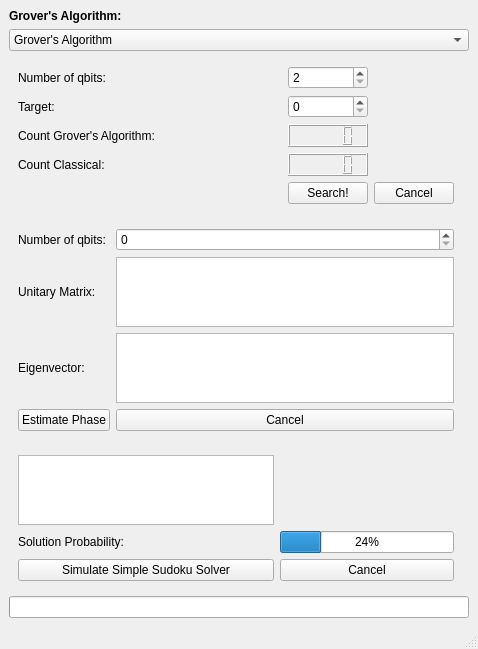
Old version of the form qcp/gui/form.ui in the repository Tiernan8r/quantum_computing_project.
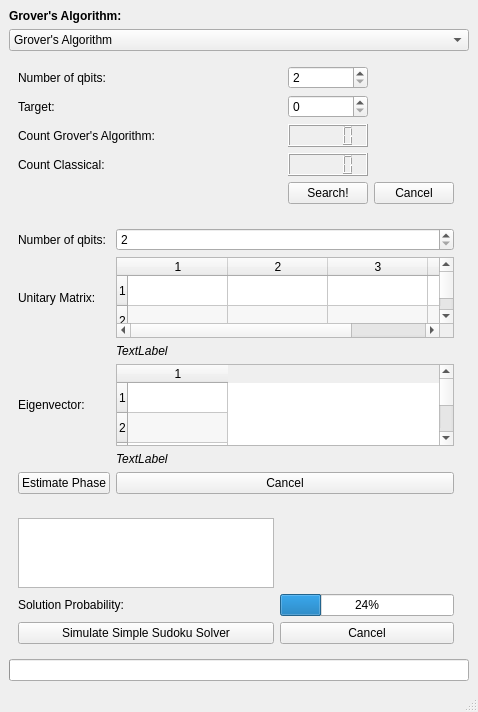
New version of the form.

What changed in the file:
```diff
--- a/qcp/gui/form.ui
+++ b/qcp/gui/form.ui
@@ -7,7 +7,7 @@
     <x>0</x>
     <y>0</y>
     <width>478</width>
-    <height>556</height>
+    <height>712</height>
    </rect>
   </property>
   <property name="sizePolicy">
@@ -294,19 +294,24 @@
           <layout class="QVBoxLayout" name="verticalLayout_2">
            <item>
             <layout class="QGridLayout" name="phase_estimation_grid_layout">
-             <item row="2" column="1">
-              <widget class="QTableWidget" name="table_input_eigenvector_pe"/>
-             </item>
-             <item row="1" column="0">
-              <widget class="QLabel" name="label_unitary_pe">
-               <property name="text">
-                <string>Unitary Matrix:</string>
+             <item row="3" column="1">
+              <widget class="QTableWidget" name="table_input_eigenvector_pe">
+               <property name="alternatingRowColors">
+                <bool>true</bool>
                </property>
+               <property name="rowCount">
+                <number>4</number>
+               </property>
+               <property name="columnCount">
+                <number>1</number>
+               </property>
+               <row/>
+               <row/>
+               <row/>
+               <row/>
+               <column/>
               </widget>
              </item>
-             <item row="0" column="1">
-              <widget class="QSpinBox" name="input_nqbits_pe"/>
-             </item>
              <item row="0" column="0">
               <widget class="QLabel" name="label_nqbits_pe">
                <property name="text">
@@ -314,30 +319,328 @@
                </property>
               </widget>
              </item>
-             <item row="2" column="0">
+             <item row="3" column="0">
               <widget class="QLabel" name="label_eigenvactor_pe">
                <property name="text">
                 <string>Eigenvector:</string>
                </property>
               </widget>
              </item>
-             <item row="1" column="1">
-              <widget class="QTableView" name="table_input_unitary_pe"/>
-             </item>
-             <item row="3" column="0">
+             <item row="5" column="0">
               <widget class="QPushButton" name="estimate_phase_button_pe">
                <property name="text">
                 <string>Estimate Phase</string>
                </property>
               </widget>
              </item>
-             <item row="3" column="1">
+             <item row="5" column="1">
               <widget class="QPushButton" name="cancel_button_pe">
                <property name="text">
                 <string>Cancel</string>
                </property>
               </widget>
              </item>
+             <item row="1" column="1">
+              <widget class="QTableWidget" name="table_input_unitary_pe">
+               <property name="alternatingRowColors">
+                <bool>true</bool>
+               </property>
+               <property name="rowCount">
+                <number>4</number>
+               </property>
+               <property name="columnCount">
+                <number>4</number>
+               </property>
+               <attribute name="horizontalHeaderVisible">
+                <bool>true</bool>
+               </attribute>
+               <attribute name="horizontalHeaderCascadingSectionResizes">
+                <bool>false</bool>
+               </attribute>
+               <row/>
+               <row/>
+               <row/>
+               <row/>
+               <column/>
+               <column/>
+               <column/>
+               <column/>
+              </widget>
+             </item>
+             <item row="1" column="0">
+              <widget class="QLabel" name="label_unitary_pe">
+               <property name="text">
+                <string>Unitary Matrix:</string>
+               </property>
+              </widget>
+             </item>
+             <item row="0" column="1">
+              <widget class="QSpinBox" name="input_nqbits_pe">
+               <property name="minimum">
+                <number>2</number>
+               </property>
+              </widget>
+             </item>
+             <item row="2" column="1">
+              <widget class="QLabel" name="unitary_error_label">
+               <property name="palette">
+                <palette>
+                 <active>
+                  <colorrole role="WindowText">
+                   <brush brushstyle="SolidPattern">
+                    <color alpha="255">
+                     <red>255</red>
+                     <green>0</green>
+                     <blue>0</blue>
+                    </color>
+                   </brush>
+                  </colorrole>
+                  <colorrole role="Text">
+                   <brush brushstyle="SolidPattern">
+                    <color alpha="255">
+                     <red>255</red>
+                     <green>0</green>
+                     <blue>0</blue>
+                    </color>
+                   </brush>
+                  </colorrole>
+                  <colorrole role="BrightText">
+                   <brush brushstyle="SolidPattern">
+                    <color alpha="255">
+                     <red>255</red>
+                     <green>0</green>
+                     <blue>0</blue>
+                    </color>
+                   </brush>
+                  </colorrole>
+                  <colorrole role="ButtonText">
+                   <brush brushstyle="SolidPattern">
+                    <color alpha="255">
+                     <red>255</red>
+                     <green>0</green>
+                     <blue>0</blue>
+                    </color>
+                   </brush>
+                  </colorrole>
+                 </active>
+                 <inactive>
+                  <colorrole role="WindowText">
+                   <brush brushstyle="SolidPattern">
+                    <color alpha="255">
+                     <red>0</red>
+                     <green>0</green>
+                     <blue>0</blue>
+                    </color>
+                   </brush>
+                  </colorrole>
+                  <colorrole role="Text">
+                   <brush brushstyle="SolidPattern">
+                    <color alpha="255">
+                     <red>0</red>
+                     <green>0</green>
+                     <blue>0</blue>
+                    </color>
+                   </brush>
+                  </colorrole>
+                  <colorrole role="BrightText">
+                   <brush brushstyle="SolidPattern">
+                    <color alpha="255">
+                     <red>255</red>
+                     <green>255</green>
+                     <blue>255</blue>
+                    </color>
+                   </brush>
+                  </colorrole>
+                  <colorrole role="ButtonText">
+                   <brush brushstyle="SolidPattern">
+                    <color alpha="255">
+                     <red>0</red>
+                     <green>0</green>
+                     <blue>0</blue>
+                    </color>
+                   </brush>
+                  </colorrole>
+                 </inactive>
+                 <disabled>
+                  <colorrole role="WindowText">
+                   <brush brushstyle="SolidPattern">
+                    <color alpha="255">
+                     <red>190</red>
+                     <green>190</green>
+                     <blue>190</blue>
+                    </color>
+                   </brush>
+                  </colorrole>
+                  <colorrole role="Text">
+                   <brush brushstyle="SolidPattern">
+                    <color alpha="255">
+                     <red>190</red>
+                     <green>190</green>
+                     <blue>190</blue>
+                    </color>
+                   </brush>
+                  </colorrole>
+                  <colorrole role="BrightText">
+                   <brush brushstyle="SolidPattern">
+                    <color alpha="255">
+                     <red>255</red>
+                     <green>0</green>
+                     <blue>0</blue>
+                    </color>
+                   </brush>
+                  </colorrole>
+                  <colorrole role="ButtonText">
+                   <brush brushstyle="SolidPattern">
+                    <color alpha="255">
+                     <red>190</red>
+                     <green>190</green>
+                     <blue>190</blue>
+                    </color>
+                   </brush>
+                  </colorrole>
+                 </disabled>
+                </palette>
+               </property>
+               <property name="font">
+                <font>
+                 <italic>true</italic>
+                </font>
+               </property>
+               <property name="text">
+                <string>TextLabel</string>
+               </property>
+              </widget>
+             </item>
+             <item row="4" column="1">
+              <widget class="QLabel" name="eigenvector_error_label">
+               <property name="palette">
+                <palette>
+                 <active>
+                  <colorrole role="WindowText">
+                   <brush brushstyle="SolidPattern">
+                    <color alpha="255">
+                     <red>255</red>
+                     <green>0</green>
+                     <blue>0</blue>
+                    </color>
+                   </brush>
+                  </colorrole>
+                  <colorrole role="Text">
+                   <brush brushstyle="SolidPattern">
+                    <color alpha="255">
+                     <red>255</red>
+                     <green>0</green>
+                     <blue>0</blue>
+                    </color>
+                   </brush>
+                  </colorrole>
+                  <colorrole role="BrightText">
+                   <brush brushstyle="SolidPattern">
+                    <color alpha="255">
+                     <red>255</red>
+                     <green>0</green>
+                     <blue>0</blue>
+                    </color>
+                   </brush>
+                  </colorrole>
+                  <colorrole role="ButtonText">
+                   <brush brushstyle="SolidPattern">
+                    <color alpha="255">
+                     <red>255</red>
+                     <green>0</green>
+                     <blue>0</blue>
+                    </color>
+                   </brush>
+                  </colorrole>
+                 </active>
+                 <inactive>
+                  <colorrole role="WindowText">
+                   <brush brushstyle="SolidPattern">
+                    <color alpha="255">
+                     <red>0</red>
+                     <green>0</green>
+                     <blue>0</blue>
+                    </color>
+                   </brush>
+                  </colorrole>
+                  <colorrole role="Text">
+                   <brush brushstyle="SolidPattern">
+                    <color alpha="255">
+                     <red>0</red>
+                     <green>0</green>
+                     <blue>0</blue>
+                    </color>
+                   </brush>
+                  </colorrole>
+                  <colorrole role="BrightText">
+                   <brush brushstyle="SolidPattern">
+                    <color alpha="255">
+                     <red>255</red>
+                     <green>255</green>
+                     <blue>255</blue>
+                    </color>
+                   </brush>
+                  </colorrole>
+                  <colorrole role="ButtonText">
+                   <brush brushstyle="SolidPattern">
+                    <color alpha="255">
+                     <red>0</red>
+                     <green>0</green>
+                     <blue>0</blue>
+                    </color>
+                   </brush>
+                  </colorrole>
+                 </inactive>
+                 <disabled>
+                  <colorrole role="WindowText">
+                   <brush brushstyle="SolidPattern">
+                    <color alpha="255">
+                     <red>190</red>
+                     <green>190</green>
+                     <blue>190</blue>
+                    </color>
+                   </brush>
+                  </colorrole>
+                  <colorrole role="Text">
+                   <brush brushstyle="SolidPattern">
+                    <color alpha="255">
+                     <red>190</red>
+                     <green>190</green>
+                     <blue>190</blue>
+                    </color>
+                   </brush>
+                  </colorrole>
+                  <colorrole role="BrightText">
+                   <brush brushstyle="SolidPattern">
+                    <color alpha="255">
+                     <red>255</red>
+                     <green>0</green>
+                     <blue>0</blue>
+                    </color>
+                   </brush>
+                  </colorrole>
+                  <colorrole role="ButtonText">
+                   <brush brushstyle="SolidPattern">
+                    <color alpha="255">
+                     <red>190</red>
+                     <green>190</green>
+                     <blue>190</blue>
+                    </color>
+                   </brush>
+                  </colorrole>
+                 </disabled>
+                </palette>
+               </property>
+               <property name="font">
+                <font>
+                 <italic>true</italic>
+                </font>
+               </property>
+               <property name="text">
+                <string>TextLabel</string>
+               </property>
+              </widget>
+             </item>
             </layout>
            </item>
           </layout>
```
